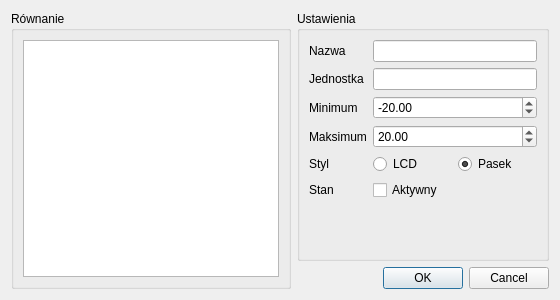
Old version of the form interface/sensordialog.ui in the repository Kuszki/AVR-Sensors.
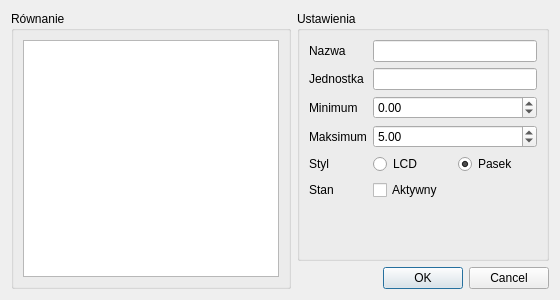
New version of the form. Icons and pictures are not drawn.

Diff of the .ui file:
```diff
--- a/interface/sensordialog.ui
+++ b/interface/sensordialog.ui
@@ -113,7 +113,7 @@
          <double>1000.000000000000000</double>
         </property>
         <property name="value">
-         <double>-20.000000000000000</double>
+         <double>0.000000000000000</double>
         </property>
        </widget>
       </item>
@@ -133,7 +133,7 @@
          <double>1000.000000000000000</double>
         </property>
         <property name="value">
-         <double>20.000000000000000</double>
+         <double>5.000000000000000</double>
         </property>
        </widget>
       </item>
```
Left out of the diff: 39 changed lines with no effect on the pictures.
